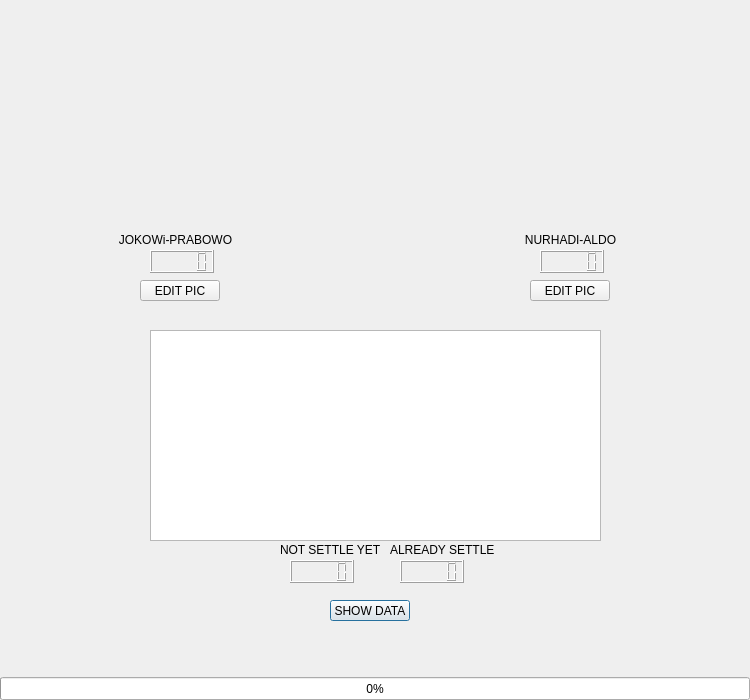
Before: the Qt Designer form dialog_admin.ui in RomiSugianto/election_app, drawn with Qt 5.
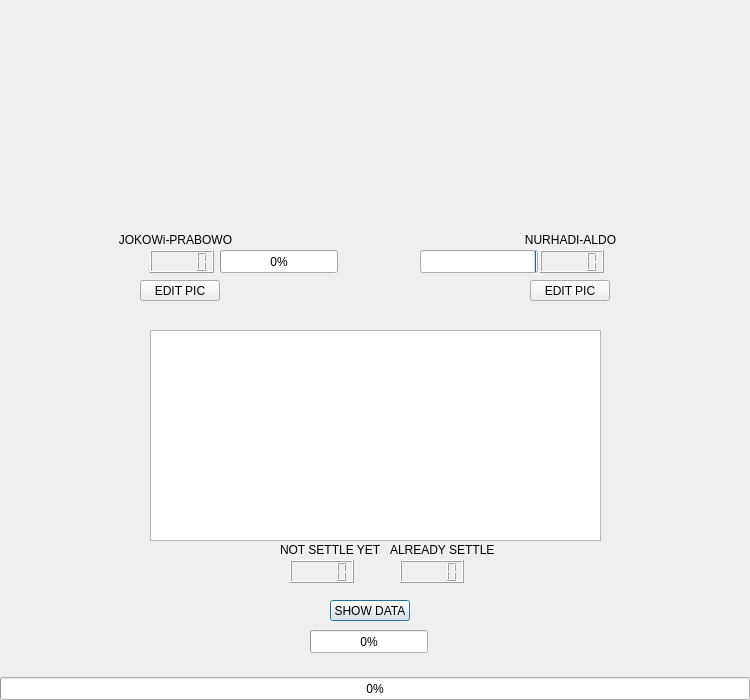
After: the same form once the commit is applied.

Commit message: update admin percentage

The edit to the form file:
```diff
--- a/dialog_admin.ui
+++ b/dialog_admin.ui
@@ -230,6 +230,48 @@
     <set>Qt::AlignCenter</set>
    </property>
   </widget>
+  <widget class="QProgressBar" name="progressBar_jp">
+   <property name="geometry">
+    <rect>
+     <x>220</x>
+     <y>250</y>
+     <width>118</width>
+     <height>23</height>
+    </rect>
+   </property>
+   <property name="value">
+    <number>0</number>
+   </property>
+  </widget>
+  <widget class="QProgressBar" name="progressBar_na">
+   <property name="geometry">
+    <rect>
+     <x>420</x>
+     <y>250</y>
+     <width>118</width>
+     <height>23</height>
+    </rect>
+   </property>
+   <property name="layoutDirection">
+    <enum>Qt::RightToLeft</enum>
+   </property>
+   <property name="value">
+    <number>0</number>
+   </property>
+  </widget>
+  <widget class="QProgressBar" name="progressBar_settle">
+   <property name="geometry">
+    <rect>
+     <x>310</x>
+     <y>630</y>
+     <width>118</width>
+     <height>23</height>
+    </rect>
+   </property>
+   <property name="value">
+    <number>0</number>
+   </property>
+  </widget>
  </widget>
  <resources/>
  <connections/>
```
The commit also changes 3 other files.
